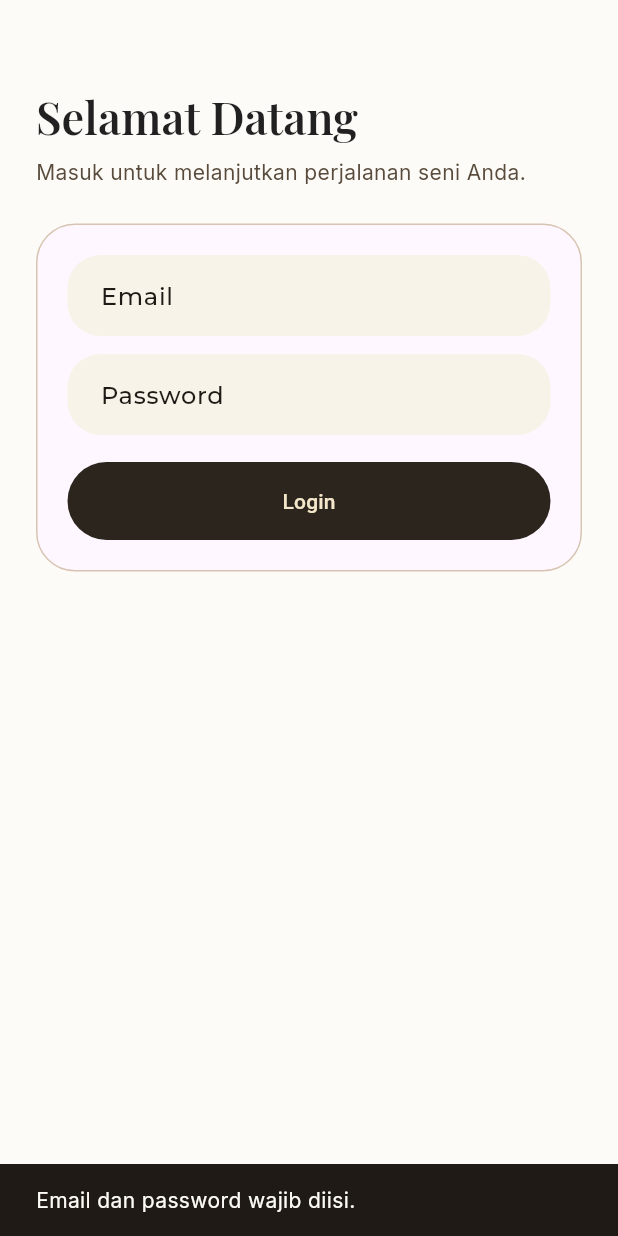
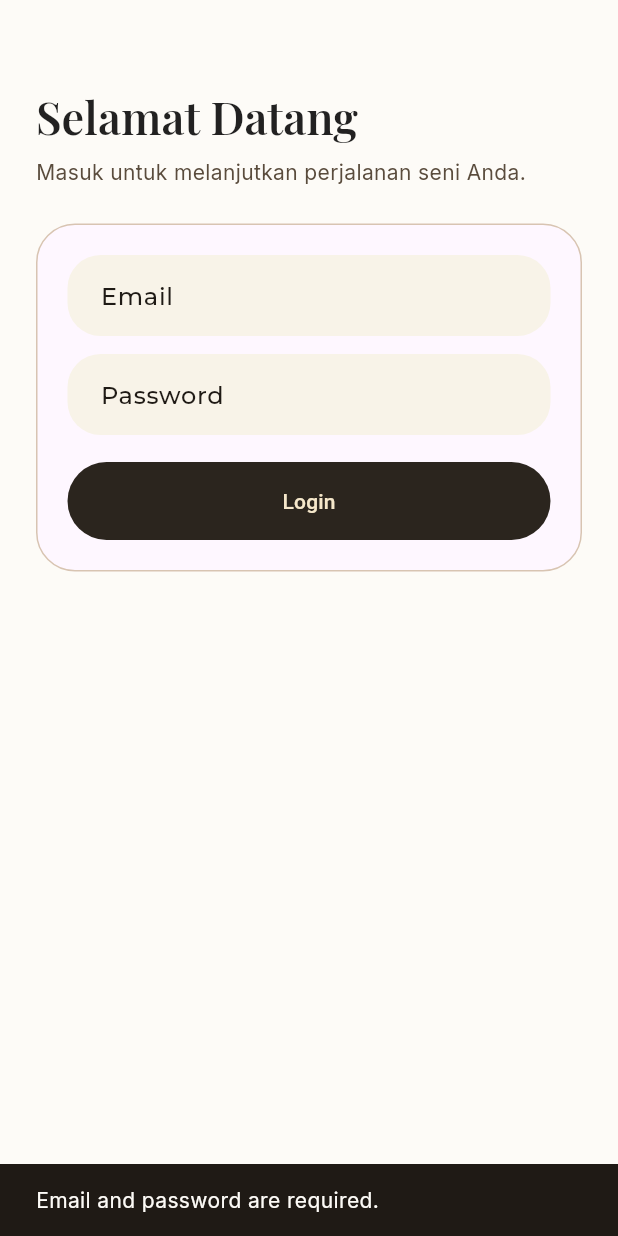
Before and after one commit to hilldanura198-bit/New-project-6, a Flutter app: the LoginPage screen opened directly, after a tap on "Login", on a phone screen of 412 x 824 dp. Run offline on Flutter 3.47's test engine with Material 3 defaults, Android fonts, the phone set to English and light mode, and no system bars; our stand-ins replace camera, flutter_riverpod, google_fonts, image_picker, supabase_flutter; accounts and stored records are empty; network calls fail.

Commit message:
fix: implement proper Supabase email/password login with error handling

```diff
--- a/lib/src/features/auth/presentation/pages/login_page.dart
+++ b/lib/src/features/auth/presentation/pages/login_page.dart
@@ -28,7 +28,13 @@ class _LoginPageState extends State<LoginPage> {
 
     if (email.isEmpty || password.isEmpty) {
       ScaffoldMessenger.of(context).showSnackBar(
-        const SnackBar(content: Text('Email dan password wajib diisi.')),
+        const SnackBar(content: Text('Email and password are required.')),
+      );
+      return;
+    }
+    if (!email.contains('@')) {
+      ScaffoldMessenger.of(context).showSnackBar(
+        const SnackBar(content: Text('Please enter a valid email address.')),
       );
       return;
     }
@@ -54,15 +60,18 @@ class _LoginPageState extends State<LoginPage> {
       if (!mounted) {
         return;
       }
+      final message = error.message.toLowerCase().contains('invalid login')
+          ? 'Invalid credentials. Please check your email and password.'
+          : error.message;
       ScaffoldMessenger.of(context).showSnackBar(
-        SnackBar(content: Text(error.message)),
+        SnackBar(content: Text(message)),
       );
     } catch (_) {
       if (!mounted) {
         return;
       }
       ScaffoldMessenger.of(context).showSnackBar(
-        const SnackBar(content: Text('Login gagal. Silakan coba lagi.')),
+        const SnackBar(content: Text('Login failed. Please try again.')),
       );
     } finally {
       if (mounted) {
```
